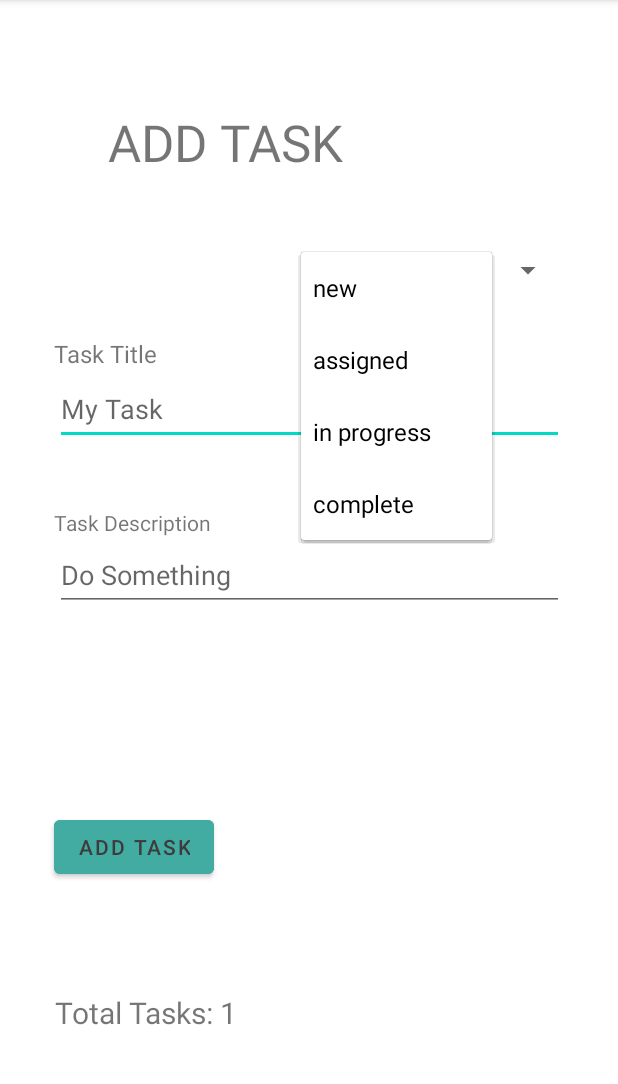
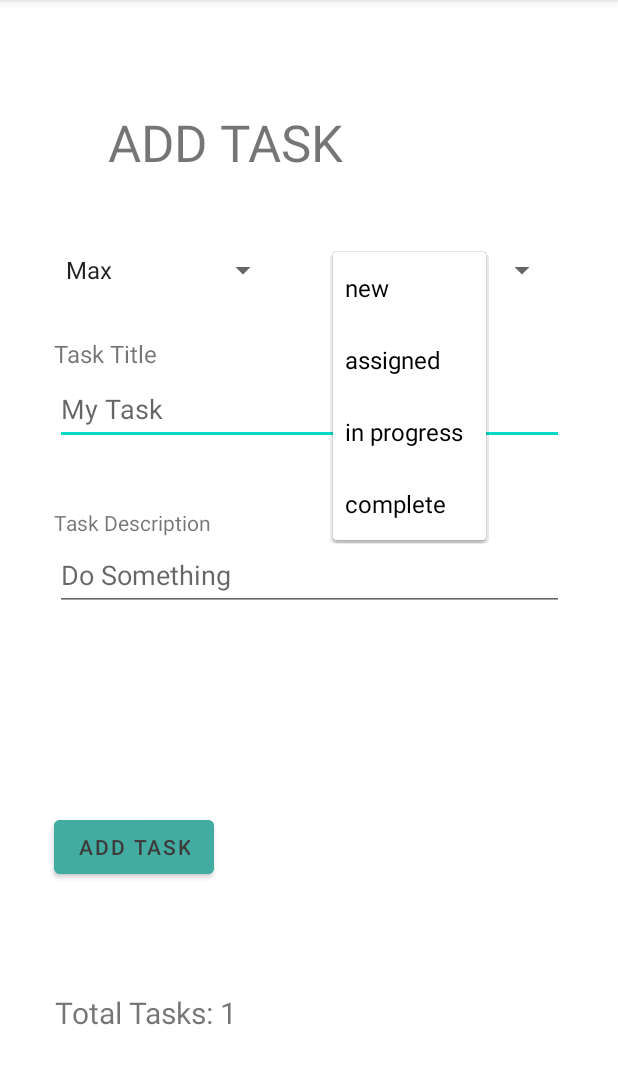
Before and after one commit to macRos-Alzoubi/taskmaster, an Android app: the AddTask screen opened directly, with no data from a screen before it, after a tap on "new", on a phone screen of 412 x 824 dp, the part 84-1168 px from its top. Run offline under Robolectric (Android 15) with nearby library versions, the phone set to English and light mode, and no system bars; libraries missing offline, so code that uses them is left out: com.amplifyframework.api, com.amplifyframework.core; 1 other tap on this screen came first.

Commit message:
fin lab-33

```diff
--- a/app/src/main/java/com/example/taskmaster/AddTask.java
+++ b/app/src/main/java/com/example/taskmaster/AddTask.java
@@ -27,11 +27,18 @@ public class AddTask extends AppCompatActivity {
         super.onCreate(savedInstanceState);
         setContentView(R.layout.activity_add_task);
 
-        Spinner spinner = findViewById(R.id.task_status_dropdown);
+        Spinner teamSpinner = findViewById(R.id.team_spinner);
+        Spinner statusSpinner = findViewById(R.id.task_status_dropdown);
 
         ArrayAdapter<CharSequence> statusListAdapter = ArrayAdapter.createFromResource(this, R.array.task_status, android.R.layout.simple_spinner_item);
         statusListAdapter.setDropDownViewResource(android.R.layout.simple_spinner_dropdown_item);
-        spinner.setAdapter(statusListAdapter);
+        statusSpinner.setAdapter(statusListAdapter);
+
+        ArrayAdapter<CharSequence> teamArrayAdapter = ArrayAdapter.createFromResource(this, R.array.teams, android.R.layout.simple_spinner_item);
+        teamArrayAdapter.setDropDownViewResource(android.R.layout.simple_spinner_dropdown_item);
+        teamSpinner.setAdapter(teamArrayAdapter);
+
+
 
         Button button = findViewById(R.id.button_add_task);
 
@@ -46,13 +53,15 @@ public class AddTask extends AppCompatActivity {
 
             String taskTitle = task_title.getText().toString();
             String taskDescription = task_description.getText().toString();
-            String taskStatus = spinner.getSelectedItem().toString();
+            String taskStatus = statusSpinner.getSelectedItem().toString();
+            String tasksTeam =  teamSpinner.getSelectedItem().toString();
 
 //            saveToDataStore(taskTitle, taskDescription, taskStatus);
             saveToApi(taskTitle, taskDescription, taskStatus);
 
             taskCount = sharedPreferences.getLong("taskCount", 0);
             editor.putLong("taskCount", taskCount + 1);
+            editor.putString("team", tasksTeam);
             editor.apply();
 
             Toast toast = Toast.makeText(getApplicationContext(), "Submitted", Toast.LENGTH_LONG);
--- a/app/src/main/res/layout/activity_add_task.xml
+++ b/app/src/main/res/layout/activity_add_task.xml
@@ -101,7 +101,7 @@
 
     <Spinner
         android:id="@+id/task_status_dropdown"
-        android:layout_width="175dp"
+        android:layout_width="150dp"
         android:layout_height="wrap_content"
         android:spinnerMode="dropdown"
         app:layout_constraintBottom_toBottomOf="parent"
@@ -111,5 +111,16 @@
         app:layout_constraintTop_toTopOf="parent"
         app:layout_constraintVertical_bias="0.226" />
 
+    <Spinner
+        android:id="@+id/team_spinner"
+        android:layout_width="150dp"
+        android:layout_height="wrap_content"
+        app:layout_constraintBottom_toBottomOf="parent"
+        app:layout_constraintEnd_toEndOf="parent"
+        app:layout_constraintHorizontal_bias="0.137"
+        app:layout_constraintStart_toStartOf="parent"
+        app:layout_constraintTop_toTopOf="parent"
+        app:layout_constraintVertical_bias="0.226" />
+
 
 </androidx.constraintlayout.widget.ConstraintLayout>
--- a/app/src/main/res/values/strings.xml
+++ b/app/src/main/res/values/strings.xml
@@ -22,6 +22,12 @@
         <item>in progress</item>
         <item>complete</item>
     </string-array>
+    <string-array name="teams">
+        <item>Max</item>
+        <item>Josh</item>
+        <item>Mohammad</item>
+        <item>Jason</item>
+    </string-array>
     <!-- TODO: Remove or change this placeholder text -->
     <string name="hello_blank_fragment">Hello blank fragment</string>
     <string name="task_name">task name</string>
```
Also changed, not shown: app/src/main/java/com/example/taskmaster/MainActivity.java (+8 -6 lines), app/src/main/java/com/example/taskmaster/SettingsPage.java (+10 -0 lines), app/src/main/res/layout/activity_settings_page.xml (+16 -5 lines), app/src/main/graphql/schema.json, app/src/main/java/com/amplifyframework/datastore/generated/model/AmplifyModelProvider.java, app/src/main/java/com/amplifyframework/datastore/generated/model/Task.java, app/src/main/java/com/amplifyframework/datastore/generated/model/Team.java (added), 6 other files.
